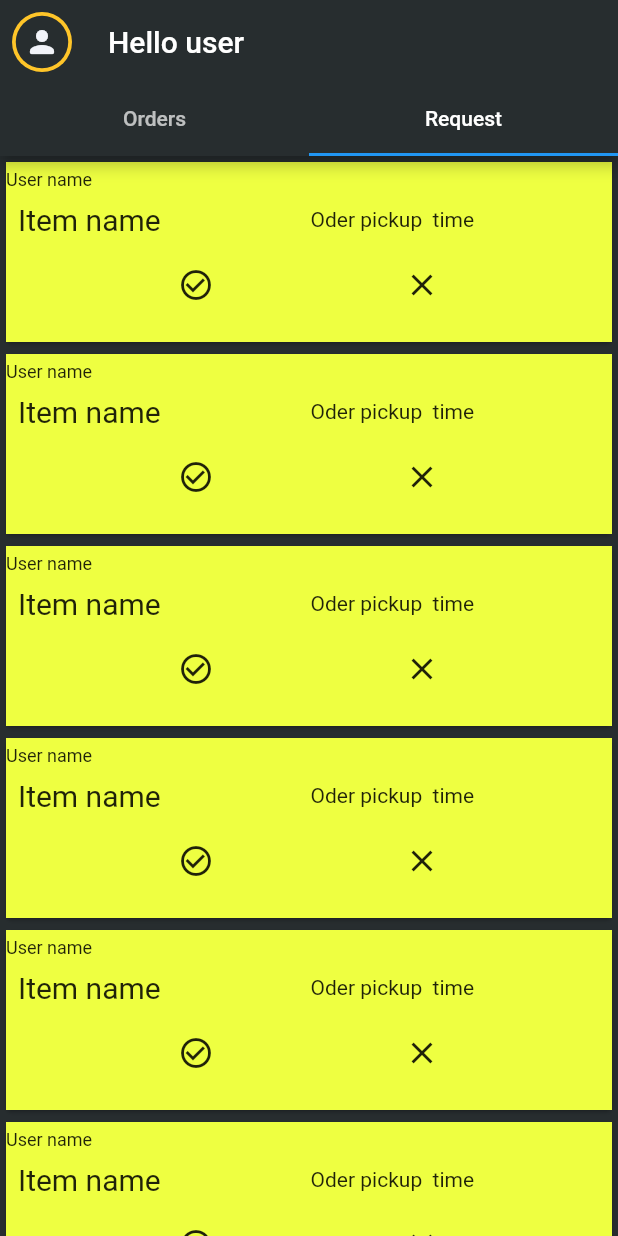
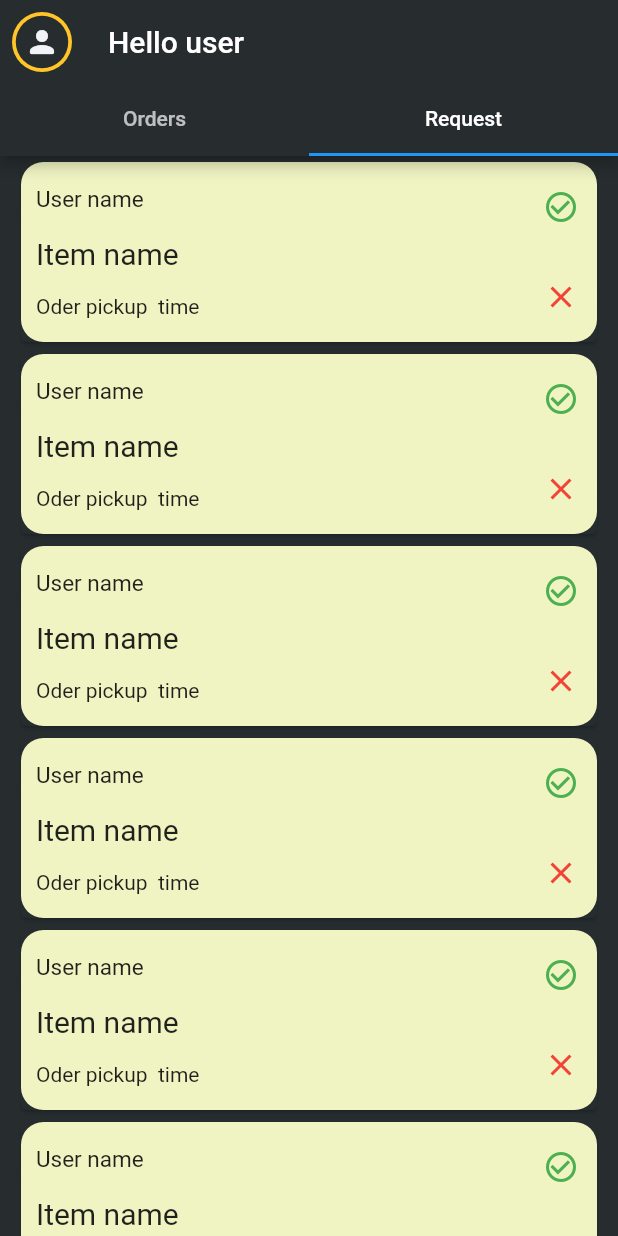
Before and after one commit to CodeByTitan/dineadmin, a Flutter app: the screen it shows after launch, tab 2 chosen, after a tap on the "close" icon, on a phone screen of 412 x 824 dp. Run offline on Flutter 3.47's test engine with Material 2 defaults, Android fonts, the phone set to English and light mode, and no system bars.

Commit message:
to start with just formatted the UI a little bit.

```diff
--- a/lib/screens/orders_tabscreen.dart
+++ b/lib/screens/orders_tabscreen.dart
@@ -19,16 +19,25 @@ class _OrdersTabScreenState extends State<OrdersTabScreen> {
       body: ListView.builder(
           itemCount: 5,
           itemBuilder: (BuildContext context, int index) {
-            return Card(
+            return Container(
+              padding: EdgeInsets.symmetric(horizontal: 10),
+              child: Card(
+                color: AppConstant.backgroundColor,
                 child: Container(
-                color: Colors.limeAccent,
+                  decoration: const ShapeDecoration(
+                      color: Color(0xFFF0F4C3),//Colors.limeAccent,//Color(0xFFFFFDE7),//Colors.yellowAccent,
+                      shape: RoundedRectangleBorder(
+                          borderRadius: BorderRadius.all(Radius.circular(15)))),
                   height: 100,
                   child: Column(
                     crossAxisAlignment: CrossAxisAlignment.start,
                     children: [
                       Padding(
-                      padding: const EdgeInsets.only(top: 10),
-                      child: Text("User name", style: TextStyle(fontSize: 12)),
+                        padding: const EdgeInsets.only(top: 15, left: 8),
+                        child: Text("User name",
+                            style: TextStyle(
+                              fontSize: 12,
+                            )),
                       ),
                       Container(
                         width: 500,
@@ -75,6 +84,7 @@ class _OrdersTabScreenState extends State<OrdersTabScreen> {
                     ],
                   ),
                 ),
+              ),
             );
           }),
       //  ),
--- a/lib/screens/request_tabscreen.dart
+++ b/lib/screens/request_tabscreen.dart
@@ -19,42 +19,39 @@ class _RequesttabScreenState extends State<RequesttabScreen> {
       body: ListView.builder(
           itemCount: 6,
           itemBuilder: (BuildContext context, int index) {
-            return Card(
+            return Container(
+              padding: EdgeInsets.symmetric(horizontal: 10),
+              child: Card(
+                color: AppConstant.backgroundColor,
                 child: Container(
-                color: Colors.limeAccent,
+                  decoration: const ShapeDecoration(
+                      color: Color(0xFFF0F4C3),
+                      shape: RoundedRectangleBorder(
+                          borderRadius: BorderRadius.all(Radius.circular(15)))),
                   height: 120,
+                  child: Row(
+                    mainAxisAlignment: MainAxisAlignment.spaceBetween,
+                    children: [
+                      Container(
+                        padding: EdgeInsets.only(left: 10),
                         child: Column(
+                          mainAxisAlignment: MainAxisAlignment.spaceEvenly,
                           crossAxisAlignment: CrossAxisAlignment.start,
                           children: [
-                    Padding(
-                      padding: const EdgeInsets.only(top: 5),
-                      child: Text("User name", style: TextStyle(fontSize: 12)),
-                    ),
-                    Container(
-                      width: 500,
-                      child: Row(
-                        children: [
-                          Padding(
-                            padding: const EdgeInsets.all(8.0),
-                            child: Text(
+                            Text("User name", style: TextStyle(fontSize: 15)),
+                            Text(
                               "Item name",
                               style: TextStyle(fontSize: 20),
                             ),
-                          ),
-                          Spacer(),
                             Text("Oder pickup  time"),
-                          Spacer(),
-
-
                           ],
                         ),
                       ),
-
-                    Container(
-                      child: Row(
-                        mainAxisAlignment :MainAxisAlignment.spaceEvenly,
+                      Column(
+                        mainAxisAlignment: MainAxisAlignment.spaceAround,
                         children: [
-                        IconButton(onPressed: (() => {
+                          IconButton(
+                              onPressed: (() => {
                                     Navigator.push(
                                       context,
                                       MaterialPageRoute(
@@ -62,15 +59,21 @@ class _RequesttabScreenState extends State<RequesttabScreen> {
                                             const OrderDetailsScreen(),
                                       ),
                                     ),
-                            }
+                                  }),
+                              icon: const Icon(
+                                Icons.check_circle_outline,
+                                color: Colors.green,
+                              )),
+                          IconButton(
+                              onPressed: (() => {}),
+                              icon: const Icon(
+                                Icons.close_sharp,
+                                color: Colors.red,
+                              ))
+                        ],
                       ),
-                        icon: Icon(Icons.check_circle_outline)),
-                        IconButton(onPressed: (() => {}),
-                        icon: Icon(Icons.close_sharp))
-
-
-                    ],),)
                     ],
+                  ),
                 ),
               ),
             );
```
Lines whose indentation alone changed are shown as unchanged.
